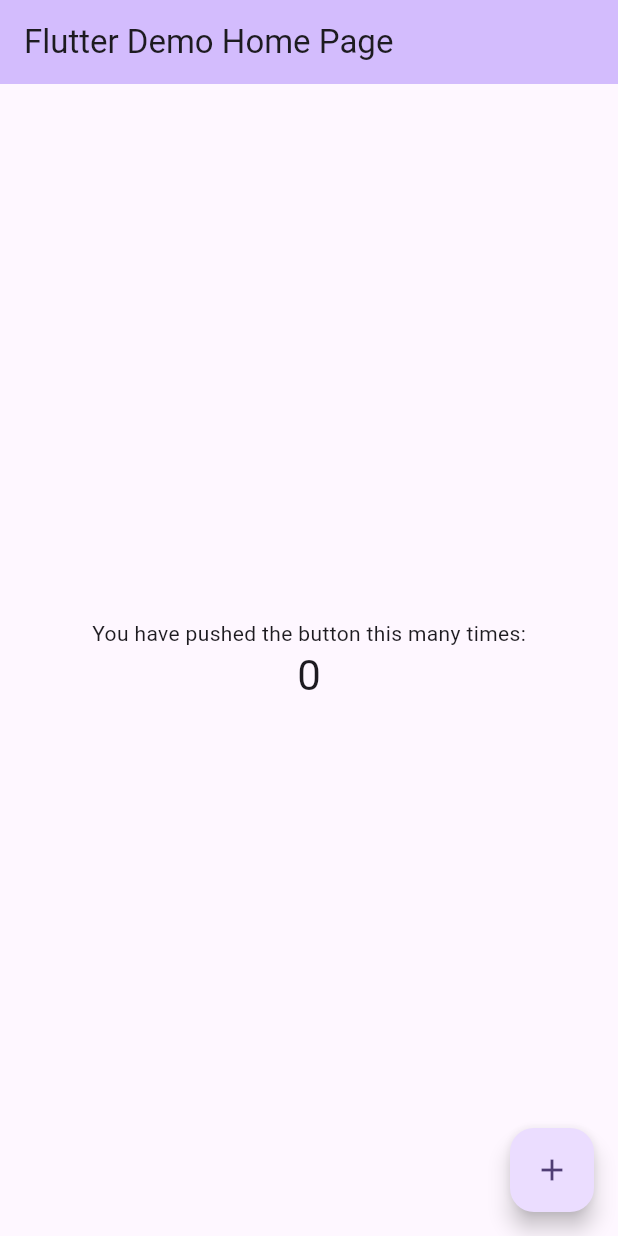
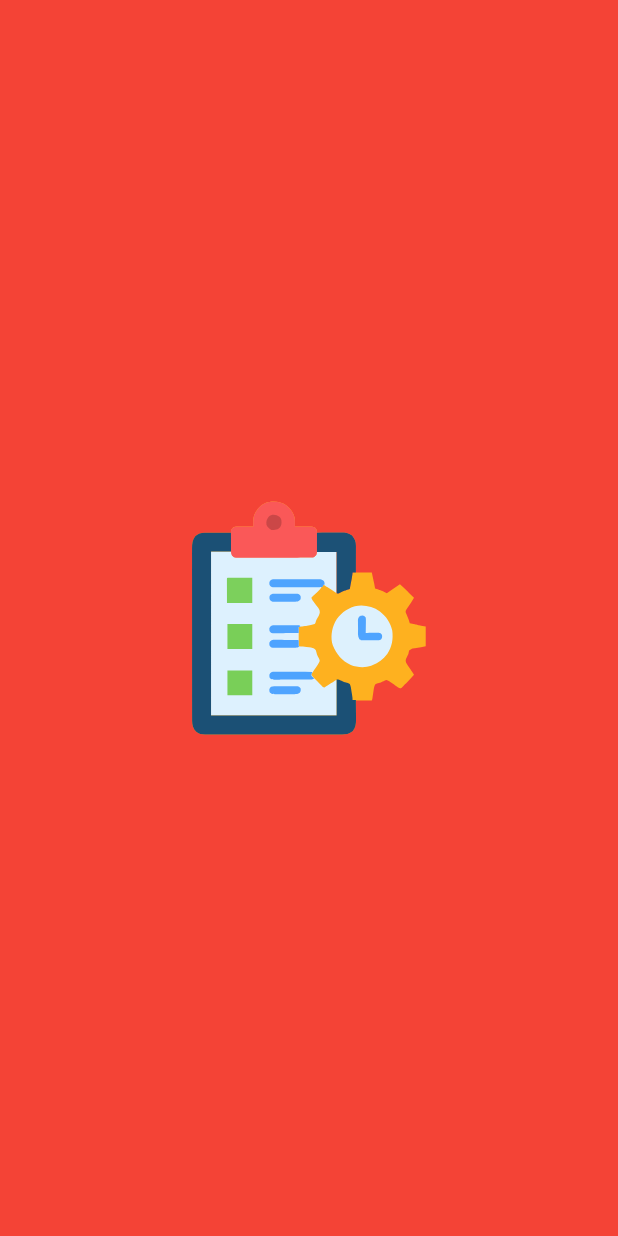
Before and after one commit to AmanUllahAkhand/quick_task_app, a Flutter app: the first screen one second after launch, on a phone screen of 412 x 824 dp. Run offline on Flutter 3.47's test engine with Material 3 defaults, Android fonts, the phone set to English and light mode, and no system bars; our stand-ins replace flutter_svg, get.

Commit message:
feat(splash): add splash screen with SVG logo and GetX setup

```diff
--- /dev/null
+++ b/lib/bindings/splash_binding.dart
@@ -0,0 +1,9 @@
+import 'package:get/get.dart';
+import '../controllers/splash_controller.dart';
+
+class SplashBinding extends Bindings {
+  @override
+  void dependencies() {
+    Get.put(SplashController());
+  }
+}
--- /dev/null
+++ b/lib/controllers/splash_controller.dart
@@ -0,0 +1,15 @@
+import 'dart:async';
+import 'package:get/get.dart';
+import '../routes/app_routes.dart';
+
+class SplashController extends GetxController {
+  @override
+  void onInit() {
+    super.onInit();
+
+    // Wait 3 seconds then go to Home
+    Timer(const Duration(seconds: 3), () {
+      Get.offNamed(AppRoutes.home);
+    });
+  }
+}
--- a/lib/main.dart
+++ b/lib/main.dart
@@ -1,125 +1,47 @@
 import 'package:flutter/material.dart';
+import 'package:get/get.dart';
+import 'routes/app_routes.dart';
+import 'bindings/splash_binding.dart';
+import 'screens/splash/splash_screen.dart';
 
 void main() {
-  runApp(const MyApp());
+  runApp(const QuickTaskApp());
 }
 
-class MyApp extends StatelessWidget {
-  const MyApp({super.key});
+class QuickTaskApp extends StatelessWidget {
+  const QuickTaskApp({super.key});
 
-  // This widget is the root of your application.
   @override
   Widget build(BuildContext context) {
-    return MaterialApp(
-      title: 'Flutter Demo',
-      theme: ThemeData(
-        // This is the theme of your application.
-        //
-        // TRY THIS: Try running your application with "flutter run". You'll see
-        // the application has a purple toolbar. Then, without quitting the app,
-        // try changing the seedColor in the colorScheme below to Colors.green
-        // and then invoke "hot reload" (save your changes or press the "hot
-        // reload" button in a Flutter-supported IDE, or press "r" if you used
-        // the command line to start the app).
-        //
-        // Notice that the counter didn't reset back to zero; the application
-        // state is not lost during the reload. To reset the state, use hot
-        // restart instead.
-        //
-        // This works for code too, not just values: Most code changes can be
-        // tested with just a hot reload.
-        colorScheme: ColorScheme.fromSeed(seedColor: Colors.deepPurple),
-        useMaterial3: true,
-      ),
-      home: const MyHomePage(title: 'Flutter Demo Home Page'),
+    return GetMaterialApp(
+      title: 'QuickTask App',
+      debugShowCheckedModeBanner: false,
+      initialRoute: AppRoutes.splash,
+      initialBinding: SplashBinding(),
+      getPages: [
+        GetPage(
+          name: AppRoutes.splash,
+          page: () => SplashScreen(),
+          binding: SplashBinding(),
+        ),
+
+        // temporary Home route to avoid crash
+        GetPage(
+          name: AppRoutes.home,
+          page: () => const PlaceholderScreen(),
+        ),
+      ],
     );
   }
 }
 
-class MyHomePage extends StatefulWidget {
-  const MyHomePage({super.key, required this.title});
-
-  // This widget is the home page of your application. It is stateful, meaning
-  // that it has a State object (defined below) that contains fields that affect
-  // how it looks.
-
-  // This class is the configuration for the state. It holds the values (in this
-  // case the title) provided by the parent (in this case the App widget) and
-  // used by the build method of the State. Fields in a Widget subclass are
-  // always marked "final".
-
-  final String title;
-
-  @override
-  State<MyHomePage> createState() => _MyHomePageState();
-}
-
-class _MyHomePageState extends State<MyHomePage> {
-  int _counter = 0;
-
-  void _incrementCounter() {
-    setState(() {
-      // This call to setState tells the Flutter framework that something has
-      // changed in this State, which causes it to rerun the build method below
-      // so that the display can reflect the updated values. If we changed
-      // _counter without calling setState(), then the build method would not be
-      // called again, and so nothing would appear to happen.
-      _counter++;
-    });
-  }
+class PlaceholderScreen extends StatelessWidget {
+  const PlaceholderScreen({super.key});
 
   @override
   Widget build(BuildContext context) {
-    // This method is rerun every time setState is called, for instance as done
-    // by the _incrementCounter method above.
-    //
-    // The Flutter framework has been optimized to make rerunning build methods
-    // fast, so that you can just rebuild anything that needs updating rather
-    // than having to individually change instances of widgets.
     return Scaffold(
-      appBar: AppBar(
-        // TRY THIS: Try changing the color here to a specific color (to
-        // Colors.amber, perhaps?) and trigger a hot reload to see the AppBar
-        // change color while the other colors stay the same.
-        backgroundColor: Theme.of(context).colorScheme.inversePrimary,
-        // Here we take the value from the MyHomePage object that was created by
-        // the App.build method, and use it to set our appbar title.
-        title: Text(widget.title),
-      ),
-      body: Center(
-        // Center is a layout widget. It takes a single child and positions it
-        // in the middle of the parent.
-        child: Column(
-          // Column is also a layout widget. It takes a list of children and
-          // arranges them vertically. By default, it sizes itself to fit its
-          // children horizontally, and tries to be as tall as its parent.
-          //
-          // Column has various properties to control how it sizes itself and
-          // how it positions its children. Here we use mainAxisAlignment to
-          // center the children vertically; the main axis here is the vertical
-          // axis because Columns are vertical (the cross axis would be
-          // horizontal).
-          //
-          // TRY THIS: Invoke "debug painting" (choose the "Toggle Debug Paint"
-          // action in the IDE, or press "p" in the console), to see the
-          // wireframe for each widget.
-          mainAxisAlignment: MainAxisAlignment.center,
-          children: <Widget>[
-            const Text(
-              'You have pushed the button this many times:',
-            ),
-            Text(
-              '$_counter',
-              style: Theme.of(context).textTheme.headlineMedium,
-            ),
-          ],
-        ),
-      ),
-      floatingActionButton: FloatingActionButton(
-        onPressed: _incrementCounter,
-        tooltip: 'Increment',
-        child: const Icon(Icons.add),
-      ), // This trailing comma makes auto-formatting nicer for build methods.
+      body: Center(child: Text("Home Screen Placeholder")),
     );
   }
 }
--- /dev/null
+++ b/lib/routes/app_routes.dart
@@ -0,0 +1,4 @@
+class AppRoutes {
+  static const splash = '/';
+  static const home = '/home'; // Will add screen in next steps
+}
--- /dev/null
+++ b/lib/screens/splash/splash_screen.dart
@@ -0,0 +1,19 @@
+import 'package:flutter/material.dart';
+import 'package:flutter_svg/flutter_svg.dart';
+import 'package:get/get.dart';
+import '../../controllers/splash_controller.dart';
+
+class SplashScreen extends GetView<SplashController> {
+  @override
+  Widget build(BuildContext context) {
+    return Scaffold(
+      backgroundColor: Colors.red,
+      body: Center(
+        child: SvgPicture.asset(
+          'assets/images/logo.svg',
+          width: 160,
+        ),
+      ),
+    );
+  }
+}
--- a/pubspec.yaml
+++ b/pubspec.yaml
@@ -24,7 +24,7 @@ dependencies:
   intl: ^0.20.2   # date formatting
   pull_to_refresh: ^2.0.0   # optional pull-to-refresh
   google_fonts: ^6.3.0   # icons / fonts
-
+  flutter_svg: ^2.2.0   # svg image
 dev_dependencies:
   flutter_test:
     sdk: flutter
@@ -43,8 +43,8 @@ flutter:
   uses-material-design: true
 
   # To add assets to your application, add an assets section, like this:
-  # assets:
-  #   - images/a_dot_burr.jpeg
+  assets:
+    - assets/images/
   #   - images/a_dot_ham.jpeg
 
   # An image asset can refer to one or more resolution-specific "variants", see
```
Also changed, not shown: assets/images/logo.svg (added), pubspec.lock, 1 other file.
